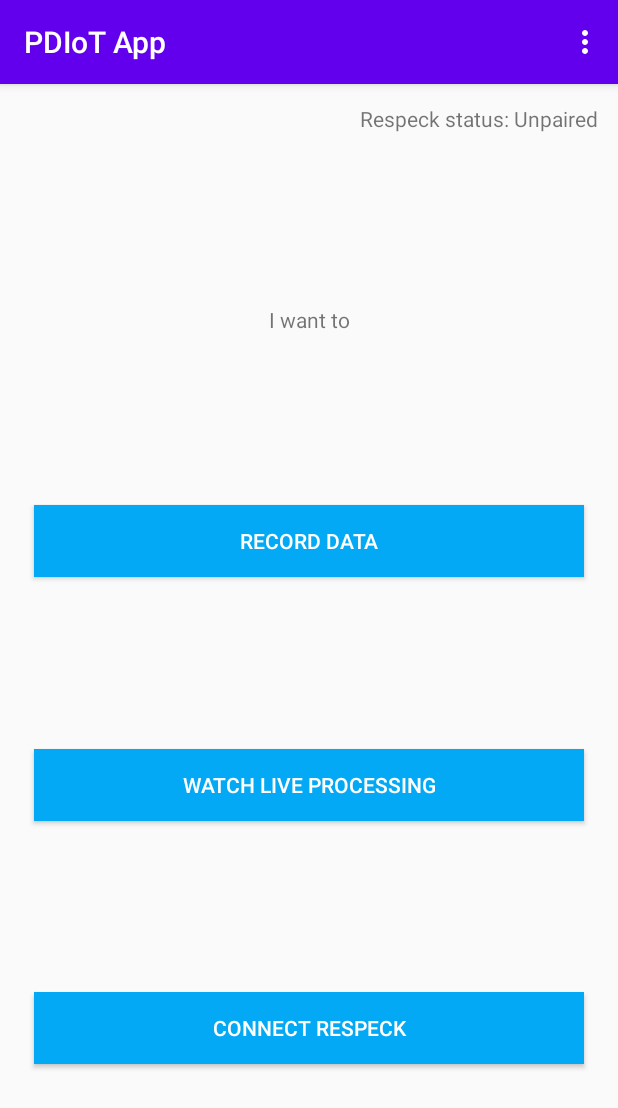
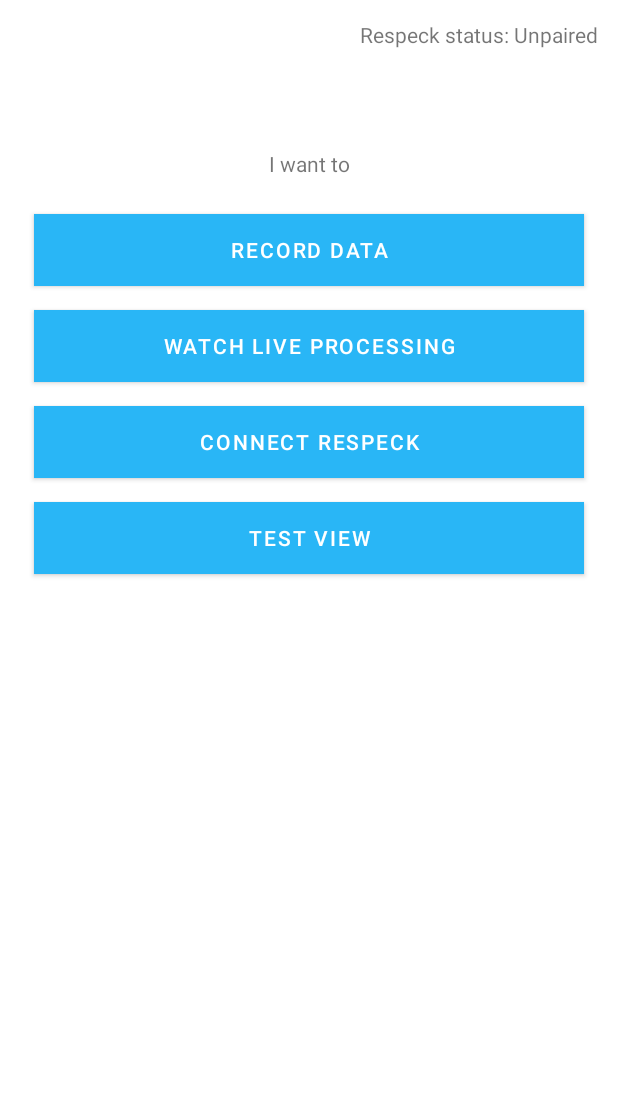
Before and after one commit to JMaio/pdiot-har-project, an Android app: the MainActivity screen opened directly, with no data from a screen before it, on a phone screen of 412 x 824 dp. Shown: the top 1108 px of the screen. Run offline under Robolectric (Android 15) with nearby library versions, the phone set to English and light mode, and no system bars.

Commit message:
[app] start move to tabbed navigation

```diff
--- a/pdiotapp/app/build.gradle
+++ b/pdiotapp/app/build.gradle
@@ -65,10 +65,13 @@ dependencies {
     implementation 'androidx.lifecycle:lifecycle-extensions:2.2.0'
     implementation 'androidx.legacy:legacy-support-v4:1.0.0'
     implementation 'androidx.recyclerview:recyclerview:1.1.0'
+    implementation 'androidx.navigation:navigation-fragment-ktx:2.2.2'
+    implementation 'androidx.navigation:navigation-ui-ktx:2.2.2'
     // android jetpack
     def lifecycle_version = "2.2.0"
     implementation "androidx.lifecycle:lifecycle-livedata-ktx:$lifecycle_version"
     implementation "androidx.lifecycle:lifecycle-viewmodel-ktx:$lifecycle_version"
+
 
     // bluetooth and dataviz
     implementation "com.github.PhilJay:MPAndroidChart:v3.1.0"
--- a/pdiotapp/app/src/main/java/com/specknet/pdiotapp/MainActivity.kt
+++ b/pdiotapp/app/src/main/java/com/specknet/pdiotapp/MainActivity.kt
@@ -19,7 +19,7 @@ import androidx.core.app.ActivityCompat
 import com.google.android.material.snackbar.Snackbar
 import com.specknet.pdiotapp.bluetooth.BluetoothService
 import com.specknet.pdiotapp.bluetooth.ConnectingActivity
-import com.specknet.pdiotapp.live.LiveDataActivity
+import com.specknet.pdiotapp.live.LiveDataFragment
 import com.specknet.pdiotapp.onboarding.OnBoardingActivity
 import com.specknet.pdiotapp.utils.Constants
 import com.specknet.pdiotapp.utils.Utils
@@ -31,6 +31,7 @@ class MainActivity : AppCompatActivity() {
     lateinit var liveProcessingButton: Button
     lateinit var pairingButton: Button
     lateinit var recordButton: Button
+    lateinit var testButton: Button
     lateinit var respeckStatus: TextView
 
     // permissions
@@ -68,6 +69,7 @@ class MainActivity : AppCompatActivity() {
         liveProcessingButton = findViewById(R.id.live_button)
         pairingButton = findViewById(R.id.ble_button)
         recordButton = findViewById(R.id.record_button)
+        testButton = findViewById(R.id.test_button)
         respeckStatus = findViewById(R.id.respeck_status_welcome)
 
         permissionAlertDialog = AlertDialog.Builder(this)
@@ -99,7 +101,7 @@ class MainActivity : AppCompatActivity() {
 
     fun setupClickListeners() {
         liveProcessingButton.setOnClickListener {
-            val intent = Intent(this, LiveDataActivity::class.java)
+            val intent = Intent(this, LiveDataFragment::class.java)
             startActivity(intent)
         }
 
@@ -111,6 +113,11 @@ class MainActivity : AppCompatActivity() {
         recordButton.setOnClickListener {
             val intent = Intent(this, RecordingActivity::class.java)
             startActivity(intent)
+        }
+
+        testButton.setOnClickListener {
+            val i = Intent(this, BottomNavActivity::class.java)
+            startActivity(i)
         }
     }
 
--- a/pdiotapp/app/src/main/res/layout/activity_live_data.xml
+++ b/pdiotapp/app/src/main/res/layout/activity_live_data.xml
@@ -4,7 +4,7 @@
     xmlns:tools="http://schemas.android.com/tools"
     android:layout_width="match_parent"
     android:layout_height="match_parent"
-    tools:context=".live.LiveDataActivity">
+    tools:context=".live.LiveDataFragment">
 
     <androidx.cardview.widget.CardView
         android:id="@+id/cardView"
--- a/pdiotapp/app/src/main/res/layout/activity_main.xml
+++ b/pdiotapp/app/src/main/res/layout/activity_main.xml
@@ -15,11 +15,11 @@
             android:id="@+id/respeck_status_welcome"
             android:layout_width="wrap_content"
             android:layout_height="wrap_content"
+            android:layout_marginTop="20px"
+            android:layout_marginRight="20px"
             android:text="Respeck status: Disconnected"
             app:layout_constraintEnd_toEndOf="parent"
-            app:layout_constraintTop_toTopOf="parent"
-            android:layout_marginTop="20px"
-            android:layout_marginRight="20px"/>
+            app:layout_constraintTop_toTopOf="parent" />
 
 
         <TextView
@@ -28,53 +28,60 @@
             android:layout_height="wrap_content"
             android:layout_marginTop="100px"
             android:text="I want to"
+            app:layout_constraintBottom_toTopOf="@+id/record_button"
             app:layout_constraintEnd_toEndOf="parent"
             app:layout_constraintStart_toStartOf="parent"
-            app:layout_constraintTop_toBottomOf="@id/respeck_status_welcome"
-            app:layout_constraintBottom_toTopOf="@+id/record_button"/>
+            app:layout_constraintTop_toBottomOf="@id/respeck_status_welcome" />
 
         <Button
             android:id="@+id/record_button"
             android:layout_width="550px"
             android:layout_height="wrap_content"
-            android:layout_marginTop="100px"
+            android:layout_marginTop="24dp"
             android:background="#03A9F4"
             android:text="Record data"
             android:textColor="#FFFFFF"
             app:layout_constraintEnd_toEndOf="parent"
             app:layout_constraintStart_toStartOf="parent"
-            app:layout_constraintTop_toBottomOf="@+id/textView2"
-            app:layout_constraintBottom_toTopOf="@+id/live_button"/>
+            app:layout_constraintTop_toBottomOf="@+id/textView2" />
 
 
         <Button
             android:id="@+id/live_button"
             android:layout_width="550px"
             android:layout_height="wrap_content"
-            android:layout_marginTop="100px"
+            android:layout_marginTop="16dp"
             android:background="#03A9F4"
             android:text="Watch live processing"
             android:textColor="#FFFFFF"
             app:layout_constraintEnd_toEndOf="parent"
             app:layout_constraintStart_toStartOf="parent"
-            app:layout_constraintTop_toBottomOf="@+id/record_button"
-            app:layout_constraintBottom_toTopOf="@+id/ble_button"/>
+            app:layout_constraintTop_toBottomOf="@+id/record_button" />
 
 
         <Button
             android:id="@+id/ble_button"
             android:layout_width="550px"
             android:layout_height="wrap_content"
+            android:layout_marginTop="16dp"
+            android:background="#03A9F4"
             android:text="Connect respeck"
-            android:layout_marginTop="100px"
-            android:layout_marginBottom="100px"
-            android:background="#03A9F4"
             android:textColor="#FFFFFF"
-            app:layout_constraintTop_toBottomOf="@+id/live_button"
             app:layout_constraintEnd_toEndOf="parent"
             app:layout_constraintStart_toStartOf="parent"
-            app:layout_constraintBottom_toBottomOf="parent"
-            />
+            app:layout_constraintTop_toBottomOf="@+id/live_button" />
+
+        <Button
+            android:id="@+id/test_button"
+            android:layout_width="550px"
+            android:layout_height="wrap_content"
+            android:layout_marginTop="16dp"
+            android:background="#03A9F4"
+            android:text="Test view"
+            android:textColor="#FFFFFF"
+            app:layout_constraintEnd_toEndOf="parent"
+            app:layout_constraintStart_toStartOf="parent"
+            app:layout_constraintTop_toBottomOf="@+id/ble_button" />
 
     </androidx.constraintlayout.widget.ConstraintLayout>
 
--- a/pdiotapp/app/src/main/res/values/colors.xml
+++ b/pdiotapp/app/src/main/res/values/colors.xml
@@ -1,8 +1,9 @@
 <?xml version="1.0" encoding="utf-8"?>
 <resources>
-    <color name="colorPrimary">#6200EE</color>
-    <color name="colorPrimaryDark">#3700B3</color>
-    <color name="colorAccent">#03DAC5</color>
+    <color name="colorPrimary">#29B6F6</color>
+    <color name="colorPrimaryDark">#039BE5</color>
+    <color name="colorAccent">#FFA726</color>
+<!--    <color name="colorSecondary">#5C6BC0</color>-->
 
     <!-- Chart colors -->
     <!--    <color name="red">#FF595E</color>-->
@@ -12,7 +13,7 @@
     <!--    <color name="purple">#6a4c93</color>-->
 
     <!-- Design colors -->
-    <color name="indicator_unselected">#4D000000</color>
+    <color name="indicator_unselected">#EF5350</color>
 
     <!--Indigo 500-->
     <color name="primary_500">#3F51B5</color>
@@ -24,7 +25,7 @@
     <color name="accent_700">#C2185B</color>
     <color name="black_trans80">#33000000</color>
 
-
+    <color name="white">#FFF</color>
     <color name="blue_grey">#455A64</color>
     <color name="red">#F44336</color>
     <color name="pink">#E91E63</color>
--- a/pdiotapp/app/src/main/res/values/strings.xml
+++ b/pdiotapp/app/src/main/res/values/strings.xml
@@ -54,4 +54,6 @@
     <string name="n_data_points">%1$d data points</string>
     <string name="data_points">… data points</string>
     <string name="tfe_dc_classification_error_message">Error classifying activity: %s</string>
+    <string name="live">Live</string>
+    <string name="record">Record</string>
 </resources>
--- a/pdiotapp/app/src/main/res/values/styles.xml
+++ b/pdiotapp/app/src/main/res/values/styles.xml
@@ -1,10 +1,58 @@
 <resources>
     <!-- Base application theme. -->
-    <style name="AppTheme" parent="Theme.AppCompat.Light.DarkActionBar">
+    <style name="PDIoTAppTheme" parent="Theme.MaterialComponents.Light.NoActionBar">
         <!-- Customize your theme here. -->
         <item name="colorPrimary">@color/colorPrimary</item>
         <item name="colorPrimaryDark">@color/colorPrimaryDark</item>
         <item name="colorAccent">@color/colorAccent</item>
+        <item name="colorSecondary">@color/white</item>
+        <item name="colorOnSecondary">@color/colorPrimary</item>
+
+        <!-- https://stackoverflow.com/a/62864686/9184658 -->
+        <item name="snackbarStyle">@style/SnackbarWithMargin</item>
     </style>
 
+    <style name="SnackbarWithMargin" parent="Widget.MaterialComponents.Snackbar">
+        <item name="android:layout_margin">32dp</item>
+<!--        <item name="android:layout_marginEnd">64dp</item>-->
+    </style>
+    <!--  https://stackoverflow.com/a/53927172/9184658  -->
+<!--    <style name="Widget.App.BottomNavigationView" parent="Widget.MaterialComponents.BottomNavigationView">-->
+        <!-- App bar colour -->
+<!--        <item name="itemTextColor">@color/white</item>-->
+<!--        <item name="colorControlActivated">@color/colorPrimary</item>-->
+<!--        <item name="colorControlHighlight">@color/colorPrimary</item>-->
+
+<!--        <item name="colorPrimary">@color/colorPrimary</item>-->
+<!--        <item name="colorPrimaryDark">@color/colorPrimary</item>-->
+<!--        <item name="colorPrimaryVariant">@color/colorPrimary</item>-->
+<!--        <item name="colorOnPrimary">@color/white</item>-->
+<!--        <item name="colorSecondary">@color/colorPrimary</item>-->
+<!--        <item name="colorSecondaryVariant">@color/colorPrimary</item>-->
+<!--        <item name="colorOnSecondary">@color/colorPrimary</item>-->
+<!--        <item name="colorAccent">@color/colorPrimary</item>-->
+<!--        <item name="colorSurface">@color/white</item>-->
+<!--        <item name="colorOnSurface">@color/colorPrimary</item>-->
+<!--        <item name="colorError">@color/colorPrimary</item>-->
+<!--        <item name="colorOnError">@color/colorPrimary</item>-->
+<!--        <item name="colorButtonNormal">@color/colorPrimary</item>-->
+<!--        <item name="colorControlNormal">@color/colorPrimary</item>-->
+<!--        <item name="colorControlActivated">@color/colorPrimary</item>-->
+<!--        <item name="colorControlHighlight">@color/colorPrimary</item>-->
+<!--        <item name="colorBackgroundFloating">@color/colorPrimary</item>-->
+<!--    </style>-->
+
+<!--    <style name="Widget.App.FloatingActionButton" parent="Widget.MaterialComponents.FloatingActionButton">-->
+        <!-- Fab colour -->
+<!--        <item name="colorSurface">@color/colorPrimary</item>-->
+<!--        <item name="colorPrimary">@color/colorPrimary</item>-->
+<!--        <item name="">@color/colorPrimary</item>-->
+
+<!--        <item name="colorPrimaryDark">@color/colorPrimaryDark</item>-->
+<!--        <item name="colorAccent">@color/colorAccent</item>-->
+<!--        <item name="colorSecondary">@color/white</item>-->
+<!--        <item name="colorOnSecondary">@color/colorPrimary</item>-->
+<!--        <item name="colorOnSurface">@color/pink</item>-->
+<!--    </style>-->
+
 </resources>
```
Also changed, not shown: pdiotapp/app/src/main/AndroidManifest.xml (+17 -12 lines), pdiotapp/app/src/main/java/com/specknet/pdiotapp/BlankFragment.kt (added, +59 -0 lines), pdiotapp/app/src/main/java/com/specknet/pdiotapp/BottomNavActivity.kt (added, +36 -0 lines), pdiotapp/app/src/main/java/com/specknet/pdiotapp/live/LiveDataFragment.kt (renamed from pdiotapp/app/src/main/java/com/specknet/pdiotapp/live/LiveDataActivity.kt, +82 -57 lines), pdiotapp/app/src/main/java/com/specknet/pdiotapp/utils/Extensions.kt (added, +11 -0 lines), pdiotapp/app/src/main/res/drawable/ic_baseline_insights_24.xml (added, +16 -0 lines), pdiotapp/app/src/main/res/drawable/ic_baseline_settings_24.xml (added, +10 -0 lines), pdiotapp/app/src/main/res/drawable/ic_baseline_timer_24.xml (added, +10 -0 lines), pdiotapp/app/src/main/res/layout/bottom_nav.xml (added, +50 -0 lines), pdiotapp/app/src/main/res/layout/fragment_blank.xml (added, +14 -0 lines), pdiotapp/app/src/main/res/menu/bottom_navigation_menu.xml (added, +14 -0 lines), pdiotapp/app/src/main/res/navigation/app_nav.xml (added, +17 -0 lines), pdiotapp/gradle/wrapper/gradle-wrapper.properties.
